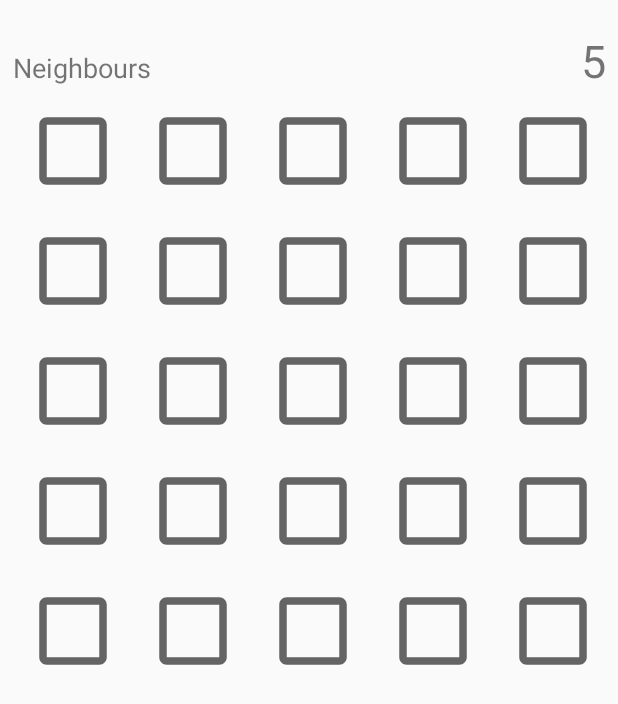
After one commit to valentinp72/VisualLifeConfigurator, an Android app: the layout activity_choose_neighbor.xml on its own in the app's theme, with its tools: preview values and no code run, on a phone screen of 412 x 824 dp. The commit adds this screen. Shown: the top 704 px of the screen. Run offline under Robolectric (Android 15) with nearby library versions, the phone set to English and light mode, and no system bars.

Commit message:
night night

```diff
--- a/src/app/src/main/AndroidManifest.xml
+++ b/src/app/src/main/AndroidManifest.xml
@@ -11,26 +11,39 @@
         android:supportsRtl="true"
         android:theme="@style/AppTheme"
         tools:ignore="GoogleAppIndexingWarning">
+        <activity android:name=".ChooseNeighbor">
+            <intent-filter>
+                <action android:name="android.intent.action.MAIN" />
+
+                <category android:name="android.intent.category.LAUNCHER" />
+            </intent-filter>
+
+            <!--android:parentActivityName=""-->
+        </activity>
         <activity
             android:name=".AutomataHome"
             android:label="@string/title_activity_automata_home"
             android:parentActivityName=".MainActivity"
             android:theme="@style/AppTheme.NoActionBar">
+            <!--<intent-filter>-->
+                <!--<action android:name="android.intent.action.MAIN" />-->
+
+                <!--<category android:name="android.intent.category.LAUNCHER" />-->
+            <!--</intent-filter>-->
+
+            <meta-data
+                android:name="android.support.PARENT_ACTIVITY"
+                android:value="fr.ttvp.visuallifeconfigurator.MainActivity" />
+        </activity>
+        <activity android:name=".MainActivity">
+
+            <!--
             <intent-filter>
                 <action android:name="android.intent.action.MAIN" />
 
                 <category android:name="android.intent.category.LAUNCHER" />
             </intent-filter>
-            <meta-data
-                android:name="android.support.PARENT_ACTIVITY"
-                android:value="fr.ttvp.visuallifeconfigurator.MainActivity" />
-        </activity>
-        <activity android:name=".MainActivity">
-            <!--<intent-filter>
-                <action android:name="android.intent.action.MAIN" />
-
-                <category android:name="android.intent.category.LAUNCHER" />
-            </intent-filter>-->
+            -->
         </activity>
     </application>
 
--- /dev/null
+++ b/src/app/src/main/java/fr/ttvp/visuallifeconfigurator/ChooseNeighbor.java
@@ -0,0 +1,13 @@
+package fr.ttvp.visuallifeconfigurator;
+
+import android.support.v7.app.AppCompatActivity;
+import android.os.Bundle;
+
+public class ChooseNeighbor extends AppCompatActivity {
+
+    @Override
+    protected void onCreate(Bundle savedInstanceState) {
+        super.onCreate(savedInstanceState);
+        setContentView(R.layout.activity_choose_neighbor);
+    }
+}
--- /dev/null
+++ b/src/app/src/main/res/layout/activity_choose_neighbor.xml
@@ -0,0 +1,209 @@
+<?xml version="1.0" encoding="utf-8"?>
+<android.support.constraint.ConstraintLayout xmlns:android="http://schemas.android.com/apk/res/android"
+    xmlns:app="http://schemas.android.com/apk/res-auto"
+    xmlns:tools="http://schemas.android.com/tools"
+    android:layout_width="match_parent"
+    android:layout_height="match_parent"
+    tools:context=".ChooseNeighbor">
+
+    <LinearLayout
+        android:layout_width="395dp"
+        android:layout_height="match_parent"
+        android:layout_marginStart="10dp"
+        android:layout_marginTop="20dp"
+        android:layout_marginEnd="10dp"
+        android:layout_marginBottom="20dp"
+        android:orientation="vertical"
+        app:layout_constraintBottom_toBottomOf="parent"
+        app:layout_constraintEnd_toEndOf="parent"
+        app:layout_constraintStart_toStartOf="parent"
+        app:layout_constraintTop_toTopOf="parent">
+
+        <LinearLayout
+            android:layout_width="match_parent"
+            android:layout_height="wrap_content"
+            android:orientation="horizontal">
+
+            <TextView
+                android:id="@+id/textView2"
+                android:layout_width="match_parent"
+                android:layout_height="wrap_content"
+                android:layout_weight="1"
+                android:text="@string/neighbours"
+                android:textSize="18sp" />
+
+            <TextView
+                android:id="@+id/neighboursCount"
+                android:layout_width="match_parent"
+                android:layout_height="wrap_content"
+                android:layout_weight="1"
+                android:text="5"
+                android:textAlignment="textEnd"
+                android:textSize="30sp" />
+
+        </LinearLayout>
+
+        <TableLayout
+            android:layout_width="match_parent"
+            android:layout_height="match_parent"
+            tools:layout_editor_absoluteX="8dp"
+            tools:layout_editor_absoluteY="8dp">
+
+            <TableRow
+                android:layout_width="match_parent"
+                android:layout_height="match_parent" >
+
+                <CheckBox
+                    android:layout_width="80dp"
+                    android:layout_height="80dp"
+                    android:button="@null"
+                    android:background="?android:attr/listChoiceIndicatorMultiple"/>
+                <CheckBox
+                    android:layout_width="80dp"
+                    android:layout_height="80dp"
+                    android:button="@null"
+                    android:background="?android:attr/listChoiceIndicatorMultiple"/>
+                <CheckBox
+                    android:layout_width="80dp"
+                    android:layout_height="80dp"
+                    android:button="@null"
+                    android:background="?android:attr/listChoiceIndicatorMultiple"/>
+                <CheckBox
+                    android:layout_width="80dp"
+                    android:layout_height="80dp"
+                    android:button="@null"
+                    android:background="?android:attr/listChoiceIndicatorMultiple"/>
+                <CheckBox
+                    android:layout_width="80dp"
+                    android:layout_height="80dp"
+                    android:button="@null"
+                    android:background="?android:attr/listChoiceIndicatorMultiple"/>
+            </TableRow>
+            <TableRow
+                android:layout_width="match_parent"
+                android:layout_height="match_parent" >
+
+                <CheckBox
+                    android:layout_width="80dp"
+                    android:layout_height="80dp"
+                    android:button="@null"
+                    android:background="?android:attr/listChoiceIndicatorMultiple"/>
+                <CheckBox
+                    android:layout_width="80dp"
+                    android:layout_height="80dp"
+                    android:button="@null"
+                    android:background="?android:attr/listChoiceIndicatorMultiple"/>
+                <CheckBox
+                    android:layout_width="80dp"
+                    android:layout_height="80dp"
+                    android:button="@null"
+                    android:background="?android:attr/listChoiceIndicatorMultiple"/>
+                <CheckBox
+                    android:layout_width="80dp"
+                    android:layout_height="80dp"
+                    android:button="@null"
+                    android:background="?android:attr/listChoiceIndicatorMultiple"/>
+                <CheckBox
+                    android:layout_width="80dp"
+                    android:layout_height="80dp"
+                    android:button="@null"
+                    android:background="?android:attr/listChoiceIndicatorMultiple"/>
+            </TableRow>
+            <TableRow
+                android:layout_width="match_parent"
+                android:layout_height="match_parent" >
+
+                <CheckBox
+                    android:layout_width="80dp"
+                    android:layout_height="80dp"
+                    android:button="@null"
+                    android:background="?android:attr/listChoiceIndicatorMultiple"/>
+                <CheckBox
+                    android:layout_width="80dp"
+                    android:layout_height="80dp"
+                    android:button="@null"
+                    android:background="?android:attr/listChoiceIndicatorMultiple"/>
+                <CheckBox
+                    android:layout_width="80dp"
+                    android:layout_height="80dp"
+                    android:button="@null"
+                    android:background="?android:attr/listChoiceIndicatorMultiple"/>
+                <CheckBox
+                    android:layout_width="80dp"
+                    android:layout_height="80dp"
+                    android:button="@null"
+                    android:background="?android:attr/listChoiceIndicatorMultiple"/>
+                <CheckBox
+                    android:layout_width="80dp"
+                    android:layout_height="80dp"
+                    android:button="@null"
+                    android:background="?android:attr/listChoiceIndicatorMultiple"/>
+            </TableRow>
+            <TableRow
+                android:layout_width="match_parent"
+                android:layout_height="match_parent" >
+
+                <CheckBox
+                    android:layout_width="80dp"
+                    android:layout_height="80dp"
+                    android:button="@null"
+                    android:background="?android:attr/listChoiceIndicatorMultiple"/>
+                <CheckBox
+                    android:layout_width="80dp"
+                    android:layout_height="80dp"
+                    android:button="@null"
+                    android:background="?android:attr/listChoiceIndicatorMultiple"/>
+                <CheckBox
+                    android:layout_width="80dp"
+                    android:layout_height="80dp"
+                    android:button="@null"
+                    android:background="?android:attr/listChoiceIndicatorMultiple"/>
+                <CheckBox
+                    android:layout_width="80dp"
+                    android:layout_height="80dp"
+                    android:button="@null"
+                    android:background="?android:attr/listChoiceIndicatorMultiple"/>
+                <CheckBox
+                    android:layout_width="80dp"
+                    android:layout_height="80dp"
+                    android:button="@null"
+                    android:background="?android:attr/listChoiceIndicatorMultiple"/>
+            </TableRow>
+            <TableRow
+                android:layout_width="match_parent"
+                android:layout_height="match_parent" >
+
+                <CheckBox
+                    android:layout_width="80dp"
+                    android:layout_height="80dp"
+                    android:button="@null"
+                    android:background="?android:attr/listChoiceIndicatorMultiple"/>
+                <CheckBox
+                    android:layout_width="80dp"
+                    android:layout_height="80dp"
+                    android:button="@null"
+                    android:background="?android:attr/listChoiceIndicatorMultiple"/>
+                <CheckBox
+                    android:layout_width="80dp"
+                    android:layout_height="80dp"
+                    android:button="@null"
+                    android:background="?android:attr/listChoiceIndicatorMultiple"/>
+                <CheckBox
+                    android:layout_width="80dp"
+                    android:layout_height="80dp"
+                    android:button="@null"
+                    android:background="?android:attr/listChoiceIndicatorMultiple"/>
+                <CheckBox
+                    android:layout_width="80dp"
+                    android:layout_height="80dp"
+                    android:button="@null"
+                    android:background="?android:attr/listChoiceIndicatorMultiple"/>
+            </TableRow>
+
+
+
+
+        </TableLayout>
+    </LinearLayout>
+
+</android.support.constraint.ConstraintLayout>
--- a/src/app/src/main/res/values/strings.xml
+++ b/src/app/src/main/res/values/strings.xml
@@ -14,4 +14,5 @@
     <string name="tab_text_3">Tab 3</string>
     <string name="button_saved">Saved</string>
     <string name="button_random">Random</string>
+    <string name="neighbours">Neighbours</string>
 </resources>
```
